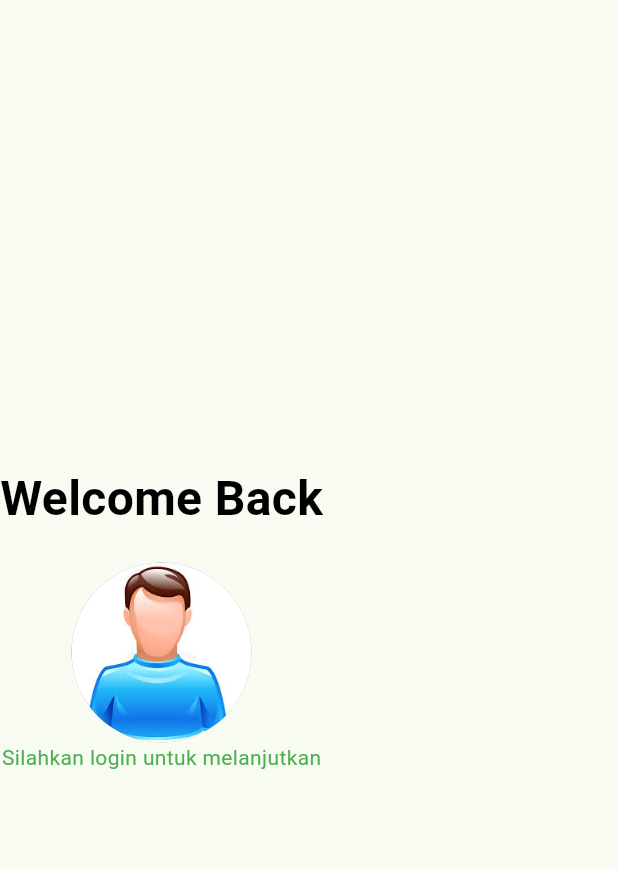
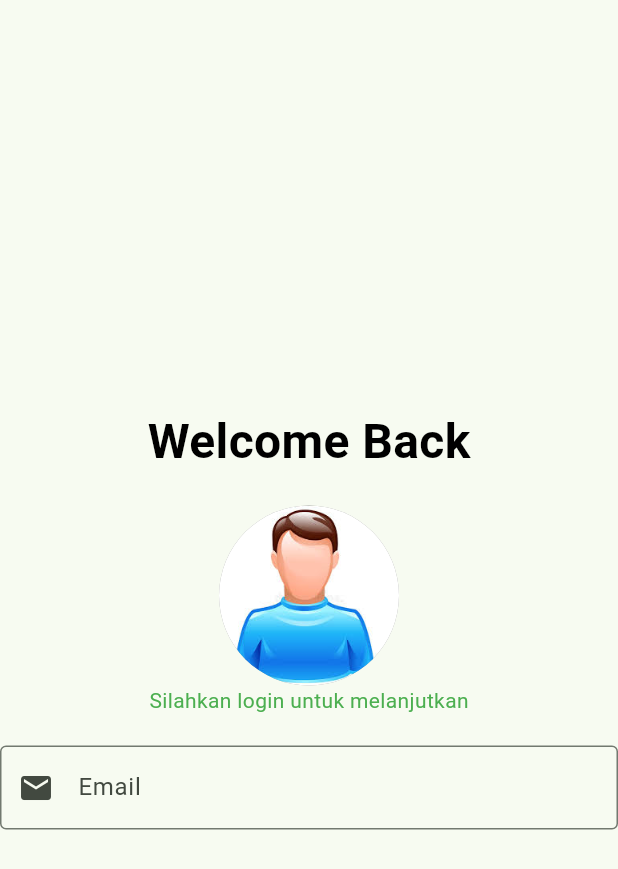
Before and after one commit to muhamadayeshaaulia/muhamadayeshaaulia_1123150188_uts, a Flutter app: the MyLogin screen opened directly, on a phone screen of 412 x 824 dp. Shown: the top 869 px of the screen. Run offline on Flutter 3.47's test engine with Material 3 defaults, Android fonts, the phone set to English and light mode, and no system bars.

Commit message:
membuat text field

```diff
--- a/lib/screen/login.dart
+++ b/lib/screen/login.dart
@@ -18,7 +18,7 @@ class MyLogin extends StatelessWidget {
             ),
           ),
           SizedBox(height: 20),
-                    Container(
+          Container(
             height: 120,
             width: 120,
             decoration: BoxDecoration(
@@ -30,9 +30,22 @@ class MyLogin extends StatelessWidget {
               ),
             ),
           ),
-           Text(
+          Text(
             "Silahkan login untuk melanjutkan",
             style: TextStyle(fontSize: 14.0, color: Colors.green),
+          ),
+          SizedBox(height: 20),
+          TextField(
+            keyboardType: TextInputType.emailAddress,
+            decoration: InputDecoration(
+              border: OutlineInputBorder(),
+              focusedBorder: OutlineInputBorder(
+                borderSide: BorderSide(color: Colors.blue),
+              ),
+              prefixIcon: Icon(Icons.email),
+              labelText: 'Email',
+              hintText: 'Masukkan Email Anda',
+            ),
           ),
         ],
       ),
```
